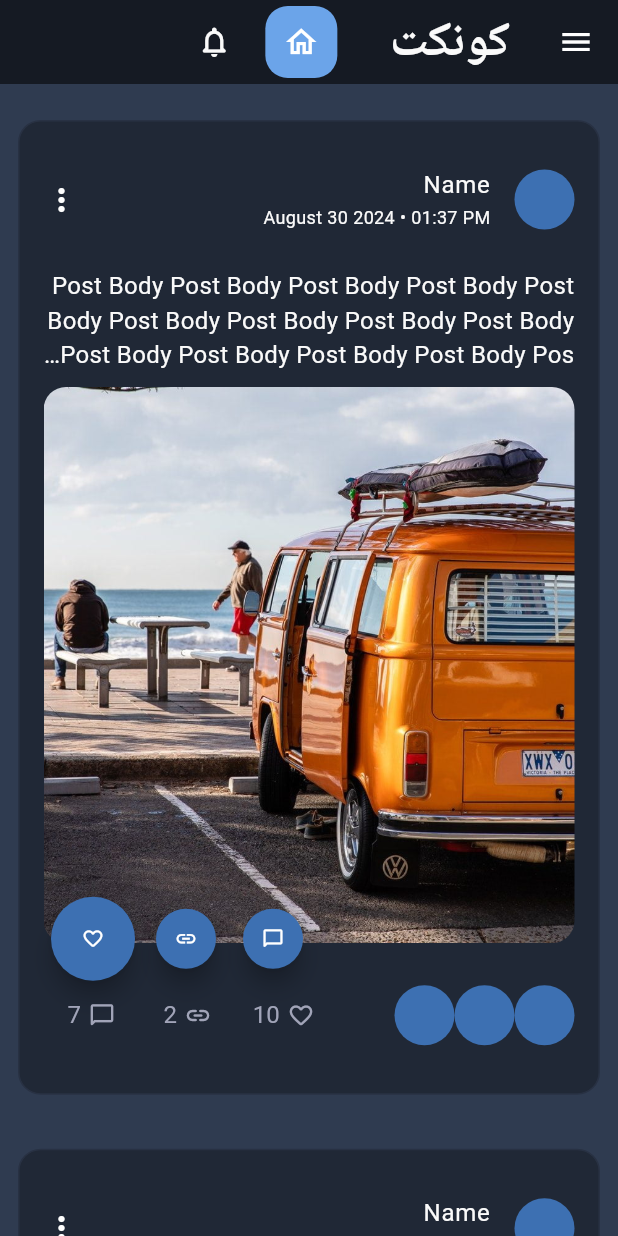
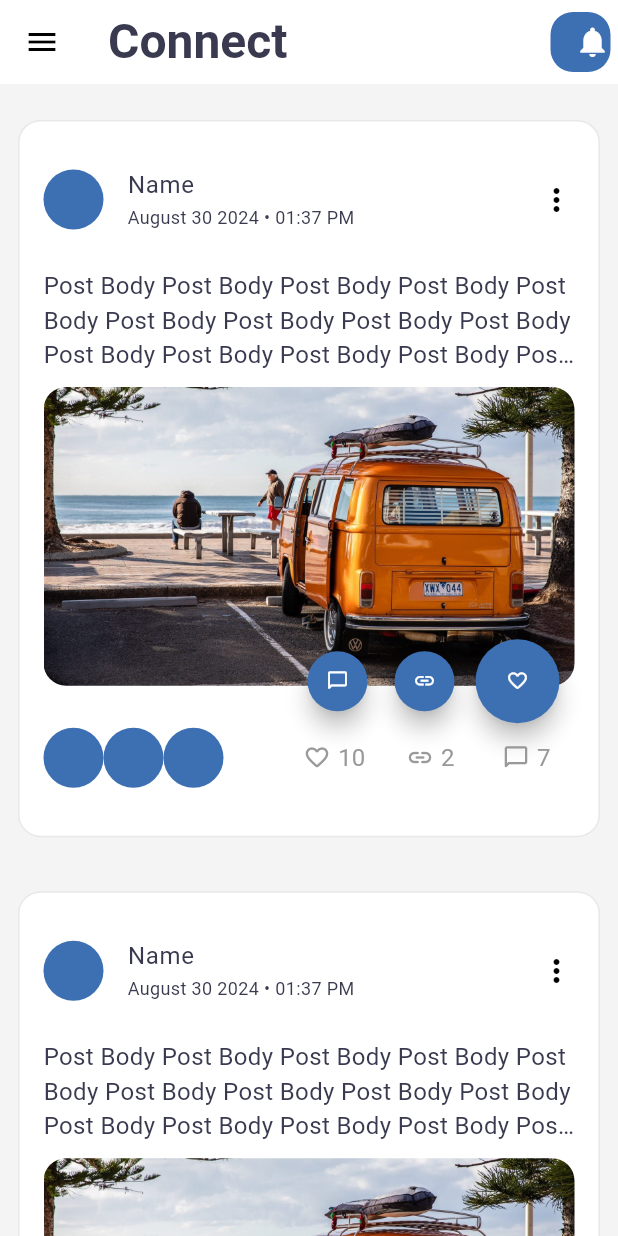
Before and after one commit to MaryamTarek03/Social-App, a Flutter app: the screen it shows after launch, on a phone screen of 412 x 824 dp. Run offline on Flutter 3.47's test engine with Material 3 defaults, Android fonts, the phone set to English and light mode, and no system bars; our stand-ins replace flutter_bloc, google_fonts; Roboto replaces fonts that are missing (Cairo).

Commit message:
Profile Page

```diff
--- /dev/null
+++ b/devtools_options.yaml
@@ -0,0 +1 @@
+extensions:
--- a/lib/config/themes/palette.dart
+++ b/lib/config/themes/palette.dart
@@ -22,4 +22,5 @@ abstract class DarkPalette {
   static Color outline = const Color(0xFF283143);
 
   static Color appBar = const Color(0xFF151A23);
+  static Color profileButton = const Color(0xFF151A23);
 }
--- a/lib/logic/cubit/app_manager_cubit.dart
+++ b/lib/logic/cubit/app_manager_cubit.dart
@@ -6,9 +6,11 @@ part 'app_manager_state.dart';
 
 class AppManagerCubit extends Cubit<AppManagerState> {
   AppManagerCubit() : super(AppManagerInitial());
+
   static AppManagerCubit get(context) => BlocProvider.of(context);
 
   int selectedPageIndex = 0;
+
   void setSelectedPageIndex(int index) {
     if (selectedPageIndex == index) {
       selectedPageIndex = 0;
@@ -18,8 +20,9 @@ class AppManagerCubit extends Cubit<AppManagerState> {
     emit(AppManagerChangePage());
   }
 
-  Locale language = const Locale('ar');
+  Locale language = const Locale('en');
   Alignment stackAlignment = Alignment.topLeft;
+
   void toggleLanguage() {
     language = language == const Locale('en')
         ? const Locale('ar')
@@ -29,7 +32,7 @@ class AppManagerCubit extends Cubit<AppManagerState> {
     emit(AppManagerChangeLang());
   }
 
-  ThemeMode themeMode = ThemeMode.dark;
+  ThemeMode themeMode = ThemeMode.system;
 
   void toggleTheme() {
     themeMode = themeMode == ThemeMode.light ? ThemeMode.dark : ThemeMode.light;
--- a/lib/main.dart
+++ b/lib/main.dart
@@ -2,6 +2,7 @@ import 'package:connect_social_app/config/themes/app_main_theme.dart';
 import 'package:connect_social_app/generated/l10n.dart';
 import 'package:connect_social_app/logic/cubit/app_manager_cubit.dart';
 import 'package:connect_social_app/presentation/screens/main/main_page.dart';
+import 'package:connect_social_app/presentation/screens/main/profile.dart';
 import 'package:flutter_localizations/flutter_localizations.dart';
 
 import 'package:flutter/material.dart';
--- a/lib/presentation/screens/main/main_page.dart
+++ b/lib/presentation/screens/main/main_page.dart
@@ -1,12 +1,12 @@
-import 'package:connect_social_app/logic/cubit/app_manager_cubit.dart';
+import 'package:connect_social_app/config/constants/numbers.dart';
 import 'package:connect_social_app/presentation/screens/main/feed.dart';
+import 'package:connect_social_app/presentation/screens/notification_page.dart';
 import 'package:connect_social_app/presentation/widgets/drawer.dart';
 import 'package:connect_social_app/presentation/widgets/logo_text.dart';
-import 'package:connect_social_app/presentation/widgets/navigation_bar.dart';
+import 'package:connect_social_app/presentation/widgets/material_button.dart';
 import 'package:connect_social_app/presentation/widgets/test/test_container.dart';
 import 'package:connect_social_app/utils/responsive.dart';
 import 'package:flutter/material.dart';
-import 'package:flutter_bloc/flutter_bloc.dart';
 
 class MainPage extends StatelessWidget {
   const MainPage({
@@ -15,22 +15,31 @@ class MainPage extends StatelessWidget {
 
   @override
   Widget build(BuildContext context) {
-    return BlocConsumer<AppManagerCubit, AppManagerState>(
-      listener: (context, state) {},
-      builder: (context, state) {
-        var appManager = AppManagerCubit.get(context);
     return Scaffold(
       appBar: AppBar(
-            title: Row(
-              children: [
-                const LogoText(),
-                const SizedBox(width: 35),
-                MyNavigationBar(
-                  onTap: appManager.setSelectedPageIndex,
-                  currentIndex: appManager.selectedPageIndex,
+        title: const LogoText(),
+        actions: [
+          Container(
+            width: 40,
+            height: 40,
+            margin: const EdgeInsets.all(Numbers.paddingSmall),
+            decoration: BoxDecoration(
+                color: Theme.of(context).colorScheme.primary,
+                borderRadius: BorderRadius.circular(Numbers.radiusMedium)),
+            child: MyMaterialButton(
+              onPressed: () => Navigator.push(
+                context,
+                MaterialPageRoute(
+                  builder: (context) => const NotificationPage(),
                 ),
+              ),
+              child: const Icon(
+                Icons.notifications,
+                color: Colors.white,
+              ),
+            ),
+          )
         ],
-            ),
         elevation: 0,
         scrolledUnderElevation: 2,
         shadowColor: Colors.black,
@@ -40,8 +49,7 @@ class MainPage extends StatelessWidget {
         mainAxisAlignment: MainAxisAlignment.center,
         crossAxisAlignment: CrossAxisAlignment.start,
         children: [
-              if (!Responsive.isMobile(context))
-                const Flexible(child: MyDrawer()),
+          if (!Responsive.isMobile(context)) const Flexible(child: MyDrawer()),
           Expanded(
             flex: 3,
             child: SingleChildScrollView(
@@ -63,7 +71,5 @@ class MainPage extends StatelessWidget {
       ),
       drawer: Responsive.isMobile(context) ? const MyDrawer() : null,
     );
-      },
-    );
   }
 }
--- a/lib/presentation/widgets/fit_container.dart
+++ b/lib/presentation/widgets/fit_container.dart
@@ -4,12 +4,14 @@ import 'package:flutter/material.dart';
 class MyFitContainer extends StatelessWidget {
   final Widget child;
   final bool hasShadow;
+  final double? width;
+  final double? height;
+  final double minWidth;
+  final double maxWidth;
+  final double? margin;
+  final double? padding;
 
-  final double minWidth;
-
-  final double maxWidth;
-
-  final double? margin;
+  final Color? color;
 
   const MyFitContainer({
     super.key,
@@ -18,19 +20,24 @@ class MyFitContainer extends StatelessWidget {
     this.minWidth = 0,
     this.maxWidth = 250,
     this.margin,
+    this.width,
+    this.height,
+    this.padding, this.color,
   });
 
   @override
   Widget build(BuildContext context) {
     return Container(
-      padding: const EdgeInsets.all(Numbers.paddingMedium16),
+      width: width,
+      height: height,
+      padding: EdgeInsets.all(padding ?? Numbers.paddingMedium16),
       margin: EdgeInsets.only(top: margin ?? Numbers.paddingLarge),
       constraints: BoxConstraints(
         minWidth: minWidth,
         maxWidth: maxWidth,
       ),
       decoration: BoxDecoration(
-        color: Theme.of(context).colorScheme.onBackground,
+        color: color ?? Theme.of(context).colorScheme.onBackground,
         borderRadius: BorderRadius.circular(Numbers.radiusMedium),
         border: Border.all(
           width: 1,
--- a/lib/presentation/widgets/list_button.dart
+++ b/lib/presentation/widgets/list_button.dart
@@ -1,4 +1,4 @@
-import 'package:connect_social_app/data/models/list_button_model.dart';
+import 'package:connect_social_app/data/models/app_models.dart';
 import 'package:connect_social_app/presentation/widgets/material_button.dart';
 import 'package:flutter/material.dart';
 
--- a/lib/presentation/widgets/post.dart
+++ b/lib/presentation/widgets/post.dart
@@ -42,15 +42,12 @@ class Post extends StatelessWidget {
                     visible: imageExist,
                     child: Container(
                       width: double.infinity,
-                      height: MediaQuery.of(context).size.height * 0.45,
+                      clipBehavior: Clip.antiAlias,
                       decoration: BoxDecoration(
                         borderRadius:
                             BorderRadius.circular(Numbers.radiusMedium),
-                        image: const DecorationImage(
-                          image: AssetImage('assets/placeholder/image.png'),
-                          fit: BoxFit.cover,
-                        ),
                       ),
+                      child: Image.asset('assets/placeholder/image.png'),
                     ),
                   ),
                   Positioned(
```
Also changed, not shown: lib/data/app_data/list_button_data.dart (deleted, +0 -37 lines), lib/data/list_button_data.dart (added, +37 -0 lines), lib/presentation/screens/main/profile.dart (added, +170 -0 lines), lib/presentation/screens/notification_page.dart (+7 -4 lines), lib/presentation/widgets/drawer.dart (+8 -2 lines), lib/presentation/widgets/salomon_bottom_nav.dart (deleted, +0 -44 lines), lib/data/models/app_models.dart (renamed from lib/data/models/list_button_model.dart), 2 other files. Lines whose indentation alone changed are shown as unchanged.
